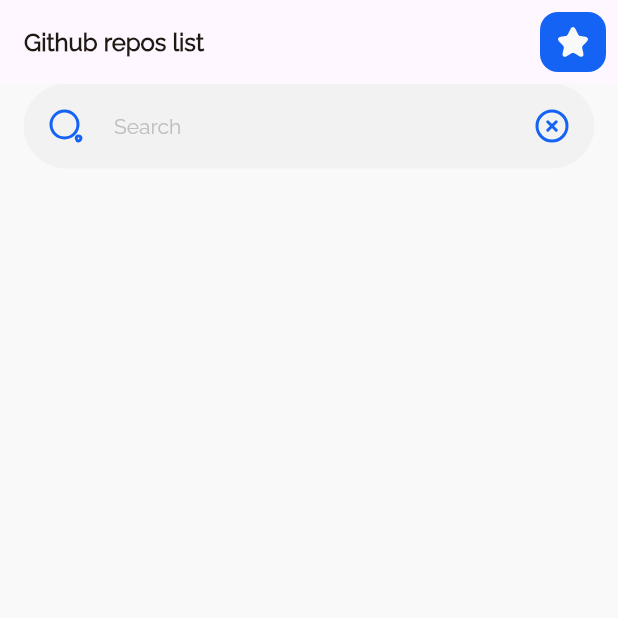
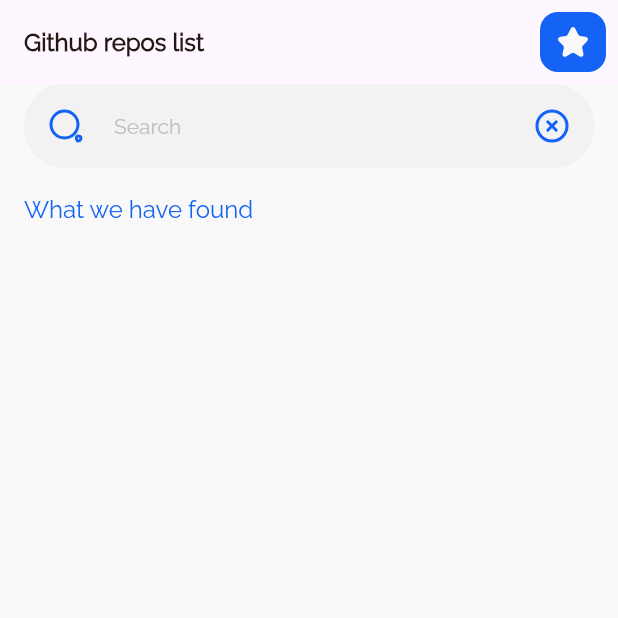
Before and after one commit to KostiantynKi/repositories_searcher, a Flutter app: the screen it shows after launch, on a phone screen of 412 x 824 dp, the top half of it. Run offline on Flutter 3.47's test engine with Material 3 defaults, Android fonts, the phone set to English and light mode, and no system bars; our stand-ins replace bloc, equatable, flutter_bloc, flutter_svg, shared_preferences.

Commit message:
fixed bag with state

```diff
--- a/lib/screens/search_screen.dart
+++ b/lib/screens/search_screen.dart
@@ -44,15 +44,22 @@ class SearchScreen extends StatelessWidget {
         ],
       ),
       body: Column(
+        crossAxisAlignment: CrossAxisAlignment.start,
         children: [
           Focus(
             onFocusChange: (hasFocus) {
-              print('hasFocus ${hasFocus}');
               searcherCubit.cleanResult();
             },
             child: CustomTextField(
               hintText: 'Search',
               controller: textController,
+            ),
+          ),
+          Padding(
+            padding: const EdgeInsets.all(16),
+            child: Text(
+              'What we have found',
+              style: Theme.of(context).textTheme.labelLarge,
             ),
           ),
           BlocBuilder<SearcherCubit, SearcherState>(
--- a/lib/widgets/reusable_widgets/custom_text_field.dart
+++ b/lib/widgets/reusable_widgets/custom_text_field.dart
@@ -82,11 +82,12 @@ class _CustomTextFieldState extends State<CustomTextField> {
                 suffixIcon: InkWell(
                   onTap: () {
                     widget.controller?.clear();
+                    searcherCubit.getSavedRequests();
                   },
                   child: const Padding(
                     padding: EdgeInsets.all(16.0),
                     child: SizedBox(
-                      child: const SvgPictureFromAsset(
+                      child: SvgPictureFromAsset(
                         iconString: AppIcons.cancel,
                       ),
                     ),
@@ -107,10 +108,8 @@ class _CustomTextFieldState extends State<CustomTextField> {
                 focusedBorder: OutlineInputBorder(
                   borderRadius: BorderRadius.circular(30),
                   borderSide: BorderSide(
-                    // color: AppColors.layer1,
                     color:
                         _isFocused ? AppColors.accentPrimary : AppColors.layer1,
-                    // color: Colors.red, _isFocused ? AppColors.accentSecondary : AppColors.layer1,
                   ),
                 ),
                 enabledBorder: OutlineInputBorder(
```
Also changed, not shown: lib/widgets/favorite_widget.dart (+9 -6 lines), lib/widgets/saved_result_widget.dart (+9 -6 lines).
